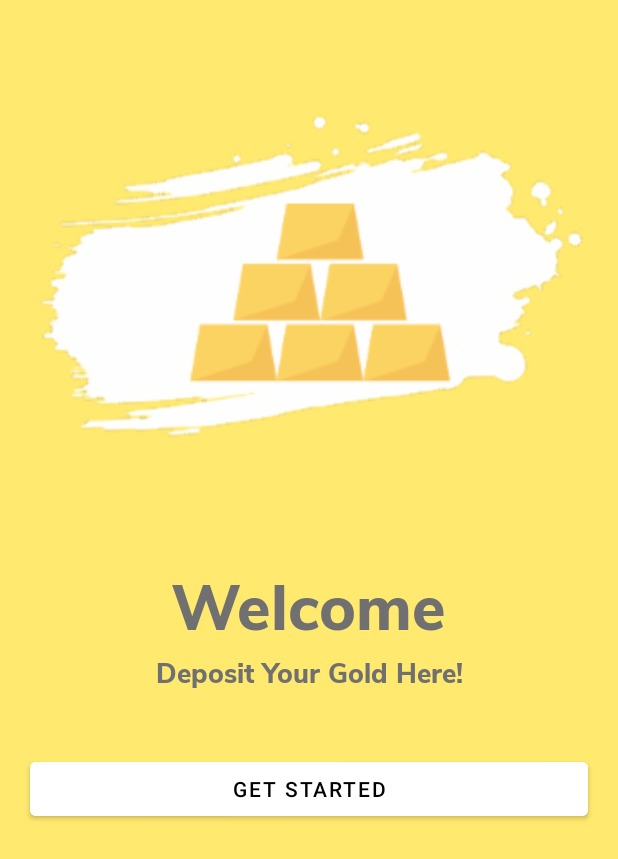
After one commit to mkamilmistar/gold-pocket-kotlin, an Android app: the OnBoardingActivity screen opened directly, with no data from a screen before it, on a phone screen of 412 x 824 dp. The commit adds this screen. Shown: the top 859 px of the screen. Run offline under Robolectric (Android 15) with nearby library versions, the phone set to English and light mode, and no system bars.

Commit message:
OnBoarding layout

```diff
--- a/app/src/main/AndroidManifest.xml
+++ b/app/src/main/AndroidManifest.xml
@@ -9,7 +9,6 @@
     android:roundIcon="@mipmap/ic_launcher_round"
     android:supportsRtl="true"
     android:theme="@style/Theme.Goldmarket">
-    <activity android:name=".RegisterActivity"></activity>
     <activity android:name=".SplashScreenActivity">
       <intent-filter>
         <action android:name="android.intent.action.MAIN" />
@@ -17,6 +16,8 @@
         <category android:name="android.intent.category.LAUNCHER" />
       </intent-filter>
     </activity>
+    <activity android:name=".OnBoardingActivity" />
+    <activity android:name=".RegisterActivity" />
     <activity android:name=".LoginActivity" />
     <activity android:name=".MainActivity" />
   </application>
--- a/app/src/main/java/com/mkamilmistar/gold_market/LoginActivity.kt
+++ b/app/src/main/java/com/mkamilmistar/gold_market/LoginActivity.kt
@@ -2,10 +2,16 @@ package com.mkamilmistar.gold_market
 
 import androidx.appcompat.app.AppCompatActivity
 import android.os.Bundle
+import android.view.WindowManager
 
 class LoginActivity : AppCompatActivity() {
   override fun onCreate(savedInstanceState: Bundle?) {
     super.onCreate(savedInstanceState)
+    @Suppress("DEPRECATION")
+    window.setFlags(
+      WindowManager.LayoutParams.FLAG_FULLSCREEN,
+      WindowManager.LayoutParams.FLAG_FULLSCREEN)
+    setContentView(R.layout.activity_splash_screen)
     setContentView(R.layout.activity_login)
   }
 }
--- /dev/null
+++ b/app/src/main/java/com/mkamilmistar/gold_market/OnBoardingActivity.kt
@@ -0,0 +1,11 @@
+package com.mkamilmistar.gold_market
+
+import androidx.appcompat.app.AppCompatActivity
+import android.os.Bundle
+
+class OnBoardingActivity : AppCompatActivity() {
+  override fun onCreate(savedInstanceState: Bundle?) {
+    super.onCreate(savedInstanceState)
+    setContentView(R.layout.activity_on_boarding)
+  }
+}
--- /dev/null
+++ b/app/src/main/res/drawable/rounded_corners.xml
@@ -0,0 +1,5 @@
+<?xml version="1.0" encoding="utf-8"?>
+<shape xmlns:android="http://schemas.android.com/apk/res/android">
+  <corners android:radius="24dp" />
+  <solid android:color="@color/white" />
+</shape>
--- a/app/src/main/res/layout/activity_login.xml
+++ b/app/src/main/res/layout/activity_login.xml
@@ -101,7 +101,7 @@
       android:fontFamily="@font/nunitosans_regular"
       android:text="@string/text_new_user_sign_up"
       android:layout_gravity="center"
-      android:layout_marginTop="10dp"
+      android:layout_marginTop="30dp"
       android:clickable="true"
       android:elevation="0dp"/>
 
--- /dev/null
+++ b/app/src/main/res/layout/activity_on_boarding.xml
@@ -0,0 +1,58 @@
+<?xml version="1.0" encoding="utf-8"?>
+<androidx.constraintlayout.widget.ConstraintLayout xmlns:android="http://schemas.android.com/apk/res/android"
+  xmlns:app="http://schemas.android.com/apk/res-auto"
+  xmlns:tools="http://schemas.android.com/tools"
+  android:layout_width="match_parent"
+  android:layout_height="match_parent"
+  tools:context=".SplashScreenActivity"
+  android:background="#FFE96F">
+
+  <ImageView
+    android:id="@+id/onboarding_logo"
+    android:layout_width="403dp"
+    android:layout_height="330dp"
+    android:layout_marginTop="20dp"
+    android:contentDescription="@string/splash_logo"
+    android:src="@drawable/logo_onboarding"
+    app:layout_constraintEnd_toEndOf="parent"
+    app:layout_constraintStart_toStartOf="parent"
+    app:layout_constraintTop_toTopOf="parent" />
+
+  <TextView
+    android:id="@+id/logo_text"
+    android:layout_width="wrap_content"
+    android:layout_height="wrap_content"
+    android:layout_marginTop="24dp"
+    android:fontFamily="@font/nunitosans_extrabold"
+    android:textColor="@color/main_gray"
+    android:textSize="42sp"
+    app:layout_constraintEnd_toEndOf="parent"
+    app:layout_constraintStart_toStartOf="parent"
+    app:layout_constraintTop_toBottomOf="@+id/onboarding_logo"
+    android:text="@string/text_welcome" />
+
+  <TextView
+    android:id="@+id/slogan_text"
+    android:layout_width="wrap_content"
+    android:layout_height="wrap_content"
+    android:fontFamily="@font/nunitosans_extrabold"
+    android:textColor="@color/main_gray"
+    android:textSize="18sp"
+    android:textStyle="normal"
+    app:layout_constraintEnd_toEndOf="parent"
+    app:layout_constraintStart_toStartOf="parent"
+    app:layout_constraintTop_toBottomOf="@+id/logo_text"
+    android:text="@string/text_onboard_slogan" />
+
+  <Button
+    android:layout_width="match_parent"
+    android:layout_height="wrap_content"
+    android:text="@string/btn_get_started"
+    app:layout_constraintTop_toBottomOf="@+id/slogan_text"
+    android:backgroundTint="@color/white"
+    android:textColor="@color/black"
+    android:layout_marginHorizontal="20dp"
+    android:layout_marginTop="40dp"/>
+
+
+</androidx.constraintlayout.widget.ConstraintLayout>
--- a/app/src/main/res/layout/activity_register.xml
+++ b/app/src/main/res/layout/activity_register.xml
@@ -103,7 +103,7 @@
       android:fontFamily="@font/nunitosans_regular"
       android:text="@string/text_have_account_register"
       android:layout_gravity="center"
-      android:layout_marginTop="10dp"
+      android:layout_marginTop="30dp"
       android:clickable="true"
       android:elevation="0dp"/>
 
--- a/app/src/main/res/values/colors.xml
+++ b/app/src/main/res/values/colors.xml
@@ -3,8 +3,13 @@
   <color name="yellow">#ffe96f</color>
   <color name="yellow_dark">#ffd311</color>
   <color name="yellow_darker">#fcc617</color>
+  <color name="main_gray">#707070</color>
   <color name="teal_200">#FF03DAC5</color>
   <color name="teal_700">#FF018786</color>
   <color name="black">#FF000000</color>
   <color name="white">#FFFFFFFF</color>
+  <color name="light_blue_400">#FF29B6F6</color>
+  <color name="light_blue_600">#FF039BE5</color>
+  <color name="gray_400">#FFBDBDBD</color>
+  <color name="gray_600">#FF757575</color>
 </resources>
--- a/app/src/main/res/values/strings.xml
+++ b/app/src/main/res/values/strings.xml
@@ -13,4 +13,7 @@
   <string name="text_register_title">Sign Up</string>
   <string name="placeholder_email">Email</string>
   <string name="text_have_account_register">Already have an account? Sign In</string>
+  <string name="text_welcome">Welcome</string>
+  <string name="text_onboard_slogan">Deposit Your Gold Here!</string>
+  <string name="btn_get_started">Get Started</string>
 </resources>
```
Also changed, not shown: app/src/main/res/values-night/styles.xml (added, +7 -0 lines), app/src/main/res/values/attrs_my_view.xml (added, +8 -0 lines), app/src/main/res/values/styles.xml (added, +7 -0 lines), app/src/main/res/drawable-hdpi/logo_onboarding.png (added), app/src/main/res/drawable-mdpi/logo_onboarding.png (added), app/src/main/res/drawable-tvdpi/logo_onboarding.png (added), app/src/main/res/drawable-xhdpi/logo_onboarding.png (added), app/src/main/res/drawable-xxhdpi/logo_onboarding.png (added), app/src/main/res/drawable-xxxhdpi/logo_onboarding.png (added). Lines whose indentation alone changed are shown as unchanged.
